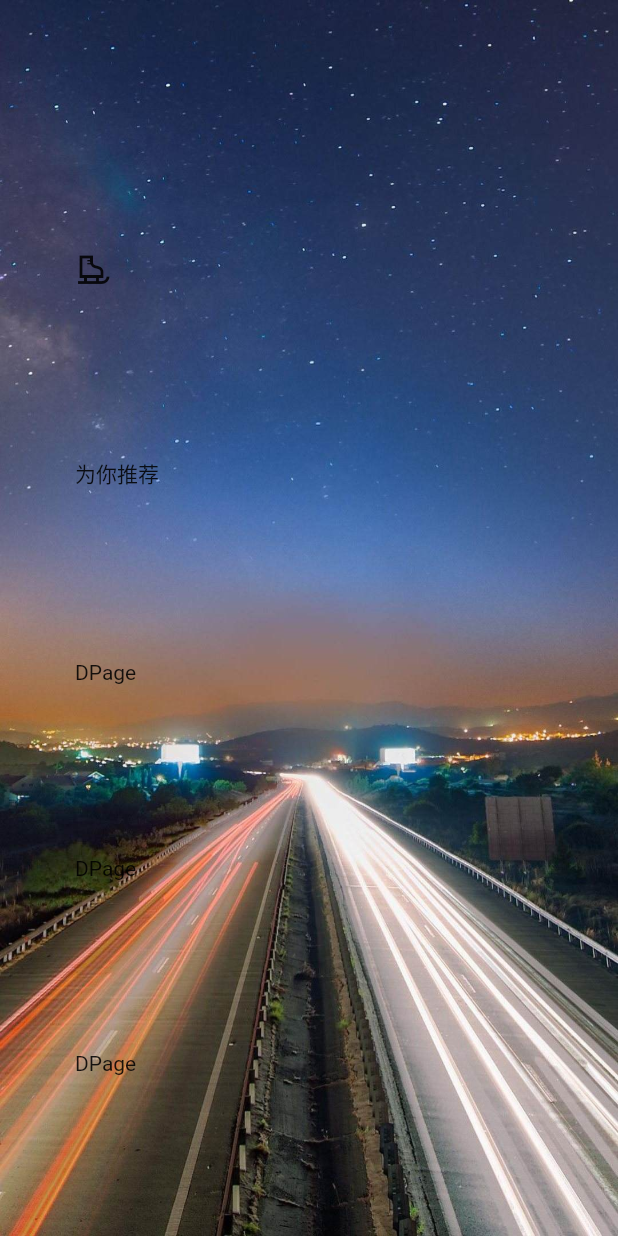
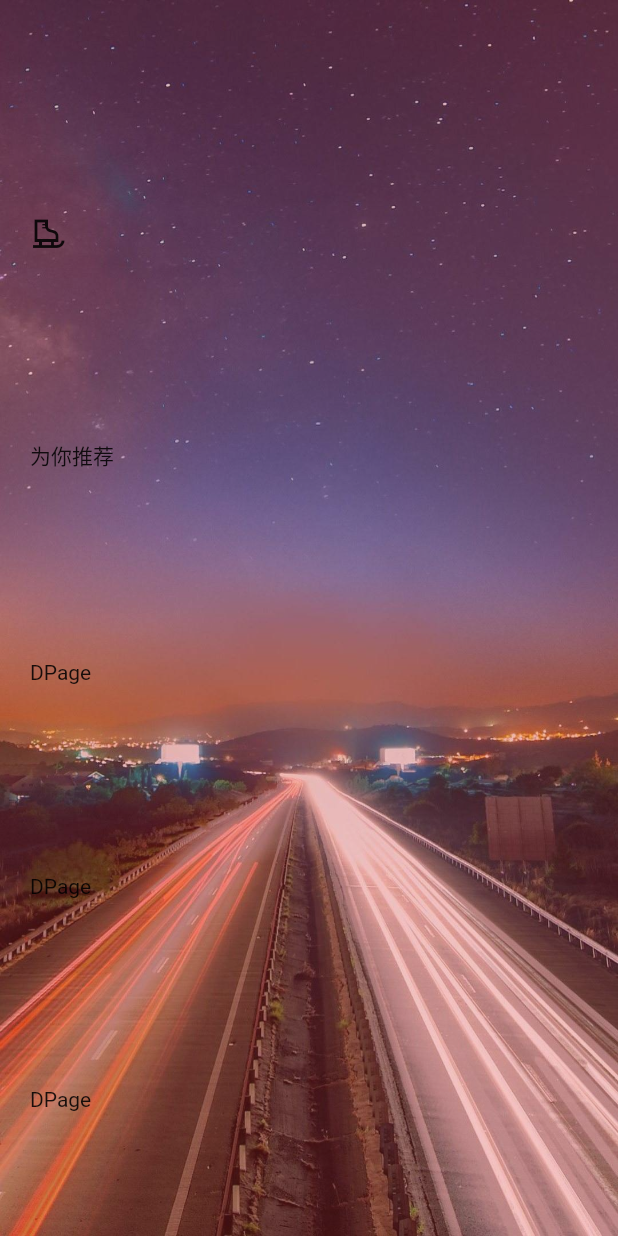
Before and after one commit to desire0420/flutter_example_project, a Flutter app: the screen it shows after launch, on a phone screen of 412 x 824 dp. Run offline on Flutter 3.47's test engine with Material 2 defaults, Android fonts, the phone set to English and light mode, and no system bars; our stand-ins replace flutter_native_splash, webview_flutter_platform_interface.

```diff
--- a/lib/live_clear_drawer.dart
+++ /dev/null
@@ -1,83 +0,0 @@
-import 'package:flutter/cupertino.dart';
-import 'package:flutter/material.dart';
-
-class LiveClearDrawer extends StatefulWidget {
-  const LiveClearDrawer();
-
-  @override
-  State<StatefulWidget> createState() {
-    return _LiveClearDrawerState();
-  }
-}
-
-class _LiveClearDrawerState extends State<LiveClearDrawer> with AutomaticKeepAliveClientMixin {
-  @override
-  void initState() {
-    super.initState();
-    debugPrint("----initState");
-  }
-
-  @override
-  bool get wantKeepAlive => true;
-
-  @override
-  void dispose() {
-    super.dispose();
-    debugPrint("----dispose");
-  }
-
-  GlobalKey<ScaffoldState> scaffoldKey = GlobalKey<ScaffoldState>();
-
-  @override
-  Widget build(BuildContext context) {
-    super.build(context);
-    return Scaffold(
-      key: scaffoldKey,
-      drawerEdgeDragWidth: 400,
-      drawerScrimColor: Colors.transparent,
-      endDrawerEnableOpenDragGesture: true,
-      drawerEnableOpenDragGesture: false,
-      onEndDrawerChanged: (isOpened) {
-        debugPrint("-----isOpened----$isOpened");
-      },
-      resizeToAvoidBottomInset: false,
-      backgroundColor: Colors.transparent,
-      endDrawer: Drawer(
-        child: Center(
-          child: ListView(
-            children: const [
-              ListTile(
-                leading: Icon(Icons.child_friendly),
-                title: Text("item 1"),
-              ),
-            ],
-          ),
-        ),
-      ),
-      body: GestureDetector(
-        onHorizontalDragUpdate: (DragUpdateDetails details) {
-          debugPrint("-----details.delta.dx----${details.delta.dx}");
-        },
-        child: Container(
-          padding: EdgeInsets.all(50),
-          child: Column(
-            mainAxisAlignment: MainAxisAlignment.spaceAround,
-            crossAxisAlignment: CrossAxisAlignment.start,
-            children: [
-              Container(margin: EdgeInsets.only(top: 60), child: Icon(Icons.ice_skating_outlined)),
-              InkWell(
-                child: Text("为你推荐"),
-                onTap: () {
-                  scaffoldKey.currentState?.openEndDrawer();
-                },
-              ),
-              Text("DPage"),
-              Text("DPage"),
-              Text("DPage"),
-            ],
-          ),
-        ),
-      ),
-    );
-  }
-}
--- a/lib/live_clear_page.dart
+++ b/lib/live_clear_page.dart
@@ -36,6 +36,11 @@ class _LiveClearPageState extends State<LiveClearPage> {
     return SizedBox(
         width: double.infinity,
         height: double.infinity,
+        child: NotificationListener<OverscrollIndicatorNotification>(
+          onNotification: (OverscrollIndicatorNotification? overscroll) {
+            overscroll!.disallowIndicator();
+            return true;
+          },
           child: PageView.builder(
               //当页面选中后回调此方法
               //参数[index]是当前滑动到的页面角标索引 从0开始
@@ -61,6 +66,7 @@ class _LiveClearPageState extends State<LiveClearPage> {
                     ),
                   ],
                 );
-            }));
+              }),
+        ));
   }
 }
--- a/lib/page_view_body.dart
+++ b/lib/page_view_body.dart
@@ -2,8 +2,6 @@ import 'dart:math';
 
 import 'package:flutter/cupertino.dart';
 import 'package:flutter/material.dart';
-
-import 'live_clear_drawer.dart';
 
 class PageViewBody extends StatefulWidget {
   final int index;
@@ -26,15 +24,11 @@ class _PageViewBodyState extends State<PageViewBody> {
   @override
   void initState() {
     super.initState();
-    debugPrint("--PageViewBody--initState--${randomInt}");
     _controller = PageController(initialPage: currentPage);
     _controller?.addListener(() {});
   }
 
-  bool vis = true;
   PageController? _controller;
-
-  bool endDrawerEnableGesture = false;
 
   @override
   void dispose() {
@@ -47,40 +41,44 @@ class _PageViewBodyState extends State<PageViewBody> {
   Widget build(BuildContext context) {
     return Scaffold(
       key: scaffoldKey,
-      drawerEdgeDragWidth: double.infinity,
+      //drawerEdgeDragWidth: double.infinity,
       drawerScrimColor: Colors.transparent,
       endDrawerEnableOpenDragGesture: false,
       onEndDrawerChanged: (isOpened) {
-        debugPrint("-----isOpened----${isOpened}");
+        debugPrint("-----isOpened-1---${isOpened}");
       },
       resizeToAvoidBottomInset: false,
       backgroundColor: Colors.transparent,
-      endDrawer: Drawer(
+      endDrawer: Row(
+        mainAxisAlignment: MainAxisAlignment.end,
+        crossAxisAlignment: CrossAxisAlignment.start,
+        children: [
+          Container(margin: EdgeInsets.only(top: 90), child: Icon(Icons.child_friendly)),
+          Container(
+            color: Colors.white,
+            width: 130,
             child: Center(
-          child: ListView(
+              child: Column(
                 children: const [
-              ListTile(
-                leading: Icon(Icons.child_friendly),
-                title: Text("item 1"),
-              ),
+                  Text("item 1"),
+                  Text("item 1"),
+                  Text("item 1"),
+                  Text("item 1"),
+                  Text("item 1"),
+                  Text("item 1"),
+                  Text("item 1"),
+                  Text("item 1")
                 ],
               ),
             ),
+          )
+        ],
       ),
       body: Container(
         alignment: Alignment.center,
         color: Colors.transparent,
         width: double.infinity,
         height: double.infinity,
-        child: Listener(
-          onPointerDown: (PointerDownEvent event) {},
-          onPointerUp: (PointerUpEvent event) {
-            // debugPrint("-----currentPage----${currentPage}");
-            // if (currentPage == 1) {
-            //   scaffoldKey.currentState?.openEndDrawer();
-            // }
-
-          },
         child: PageView(
             //当页面选中后回调此方法
             //参数[index]是当前滑动到的页面角标索引 从0开始
@@ -101,9 +99,29 @@ class _PageViewBodyState extends State<PageViewBody> {
                 color: Colors.transparent,
                 padding: const EdgeInsets.all(10),
               ),
-                LiveClearDrawer()
+              Container(
+                padding: EdgeInsets.all(20),
+                width: double.infinity,
+                height: double.infinity,
+                color: Color(0x47dd3434),
+                child: Column(
+                  mainAxisAlignment: MainAxisAlignment.spaceAround,
+                  crossAxisAlignment: CrossAxisAlignment.start,
+                  children: [
+                    Container(margin: EdgeInsets.only(top: 60), child: Icon(Icons.ice_skating_outlined)),
+                    InkWell(
+                      child: Text("为你推荐"),
+                      onTap: () {
+                        scaffoldKey.currentState?.openEndDrawer();
+                      },
+                    ),
+                    Container(child: Text("DPage")),
+                    Text("DPage"),
+                    Text("DPage"),
+                  ],
+                ),
+              )
             ]),
-        ),
       ),
     );
   }
```
Lines whose indentation alone changed are shown as unchanged.
